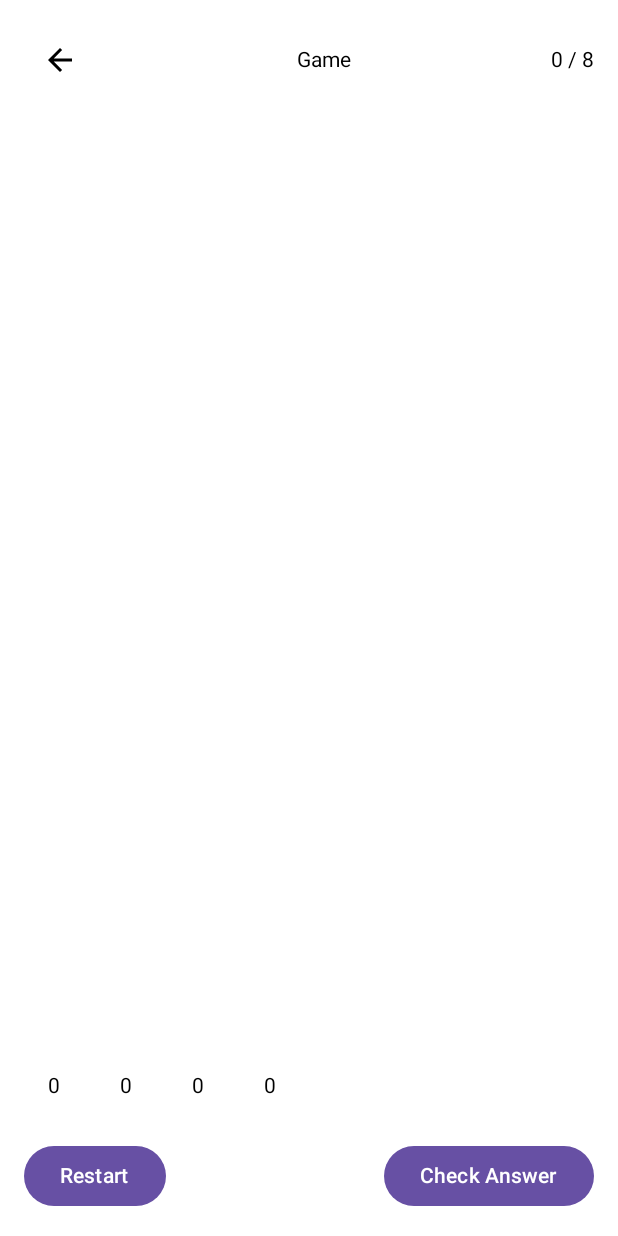
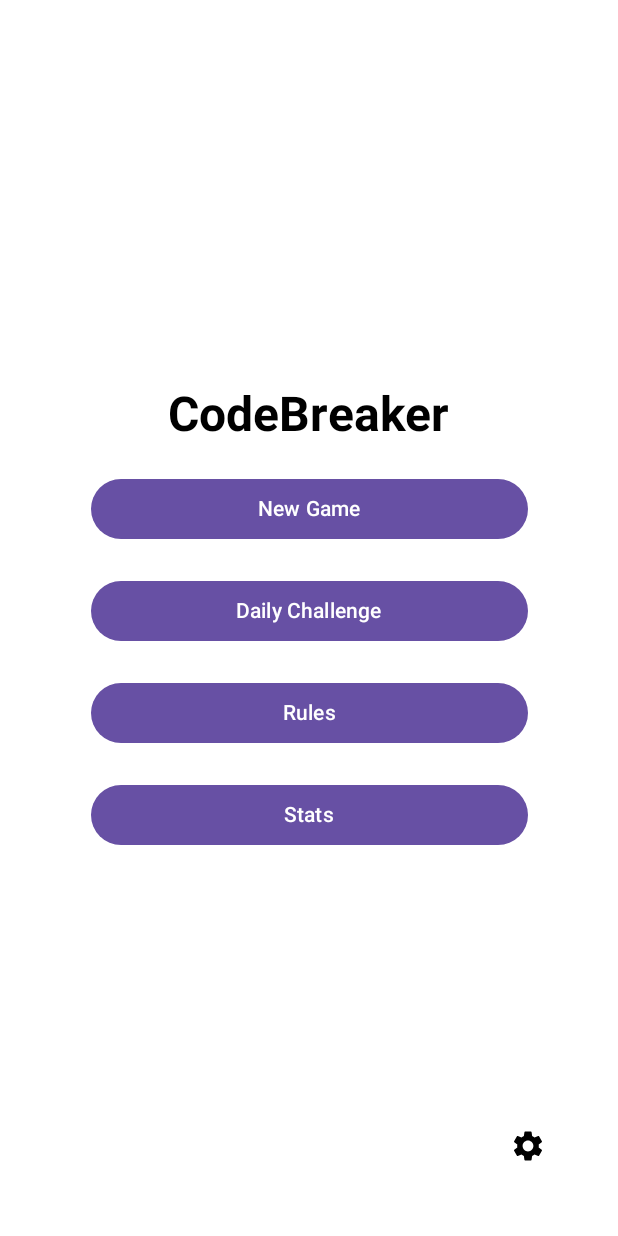
Before and after one commit to Ri4ik/Semestralka_VAMZ_CODE_BREAKER, an Android app built with Jetpack Compose: the screen it shows after launch (MainActivity), on a phone screen of 412 x 824 dp. Run offline under Robolectric (Android 15) with nearby library versions, the phone set to English and light mode, and no system bars.

Commit message:
pridanie MainMenuScreen

```diff
--- a/app/build.gradle.kts
+++ b/app/build.gradle.kts
@@ -61,6 +61,7 @@ dependencies {
     implementation(libs.material)
     implementation(libs.androidx.room.common.jvm)
     implementation(libs.androidx.room.runtime.android)
+    implementation(libs.cronet.embedded)
 
     testImplementation(libs.junit)
     androidTestImplementation(libs.androidx.junit)
--- a/app/src/main/java/com/example/semestralka_vamz/MainActivity.kt
+++ b/app/src/main/java/com/example/semestralka_vamz/MainActivity.kt
@@ -3,13 +3,22 @@ package com.example.semestralka_vamz
 import android.os.Bundle
 import androidx.activity.ComponentActivity
 import androidx.activity.compose.setContent
+import com.example.semestralka_vamz.ui.MainMenuScreen
 import ui.GameScreen
 
 class MainActivity : ComponentActivity() {
     override fun onCreate(savedInstanceState: Bundle?) {
         super.onCreate(savedInstanceState)
         setContent {
-            GameScreen() // твій стартовий екран
+//            GameScreen() // твій стартовий екран
+
+            MainMenuScreen()
+//                onNewGame = TODO(),
+//                onDailyChallenge = TODO(),
+//                onRules = TODO(),
+//                onStats = TODO(),
+//                onToggleLanguage = TODO()
+//            )
         }
     }
 }
--- /dev/null
+++ b/app/src/main/java/com/example/semestralka_vamz/ui/MainMenuScreen.kt
@@ -0,0 +1,78 @@
+package com.example.semestralka_vamz.ui
+
+import androidx.compose.foundation.layout.*
+import androidx.compose.material.icons.Icons
+import androidx.compose.material.icons.filled.*
+import androidx.compose.material3.*
+import androidx.compose.runtime.Composable
+import androidx.compose.ui.Alignment
+import androidx.compose.ui.Modifier
+import androidx.compose.ui.unit.dp
+import androidx.compose.ui.unit.sp
+import androidx.compose.ui.res.stringResource
+import androidx.compose.ui.text.font.FontWeight
+import com.example.semestralka_vamz.R
+
+@Composable
+fun MainMenuScreen(
+    onNewGame: () -> Unit = {},
+    onDailyChallenge: () -> Unit = {},
+    onRules: () -> Unit = {},
+    onStats: () -> Unit = {},
+    onToggleLanguage: () -> Unit = {}
+) {
+    Box(
+        modifier = Modifier
+            .fillMaxSize()
+            .padding(24.dp)
+    ) {
+        Column(
+            horizontalAlignment = Alignment.CenterHorizontally,
+            verticalArrangement = Arrangement.spacedBy(20.dp, Alignment.CenterVertically),
+            modifier = Modifier.fillMaxSize()
+        ) {
+            Text(
+                text = "CodeBreaker",
+                fontSize = 32.sp,
+                fontWeight = FontWeight.Bold
+            )
+
+            Button(
+                onClick = onNewGame,
+                modifier = Modifier.fillMaxWidth(0.8f)
+            ) {
+                Text("New Game")
+            }
+
+            Button(
+                onClick = onDailyChallenge,
+                modifier = Modifier.fillMaxWidth(0.8f)
+            ) {
+                Text("Daily Challenge")
+            }
+
+            Button(
+                onClick = onRules,
+                modifier = Modifier.fillMaxWidth(0.8f)
+            ) {
+                Text("Rules")
+            }
+
+            Button(
+                onClick = onStats,
+                modifier = Modifier.fillMaxWidth(0.8f)
+            ) {
+                Text("Stats")
+            }
+        }
+
+        IconButton(
+            onClick = onToggleLanguage,
+            modifier = Modifier
+                .align(Alignment.BottomEnd)
+                .padding(12.dp)
+        ) {
+            Icon(Icons.Default.Settings, contentDescription = "Change language")
+        }
+    }
+}
--- a/gradle/libs.versions.toml
+++ b/gradle/libs.versions.toml
@@ -11,6 +11,7 @@ roomCommonJvm = "2.7.1"
 roomRuntimeAndroid = "2.7.1"
 runtimeAndroid = "1.8.1"
 uiAndroid = "1.8.1"
+cronetEmbedded = "119.6045.31"
 
 [libraries]
 androidx-core-ktx = { group = "androidx.core", name = "core-ktx", version.ref = "coreKtx" }
@@ -23,6 +24,7 @@ androidx-room-common-jvm = { group = "androidx.room", name = "room-common-jvm",
 androidx-room-runtime-android = { group = "androidx.room", name = "room-runtime-android", version.ref = "roomRuntimeAndroid" }
 androidx-runtime-android = { group = "androidx.compose.runtime", name = "runtime-android", version.ref = "runtimeAndroid" }
 androidx-ui-android = { group = "androidx.compose.ui", name = "ui-android", version.ref = "uiAndroid" }
+cronet-embedded = { group = "org.chromium.net", name = "cronet-embedded", version.ref = "cronetEmbedded" }
 
 [plugins]
 android-application = { id = "com.android.application", version.ref = "agp" }
```
